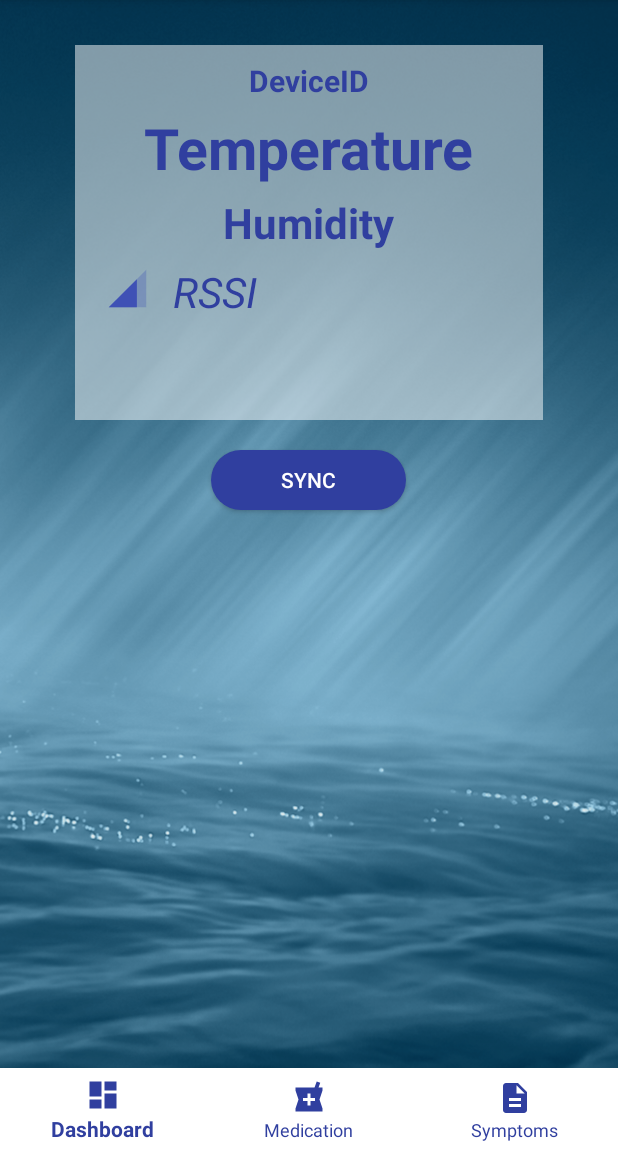
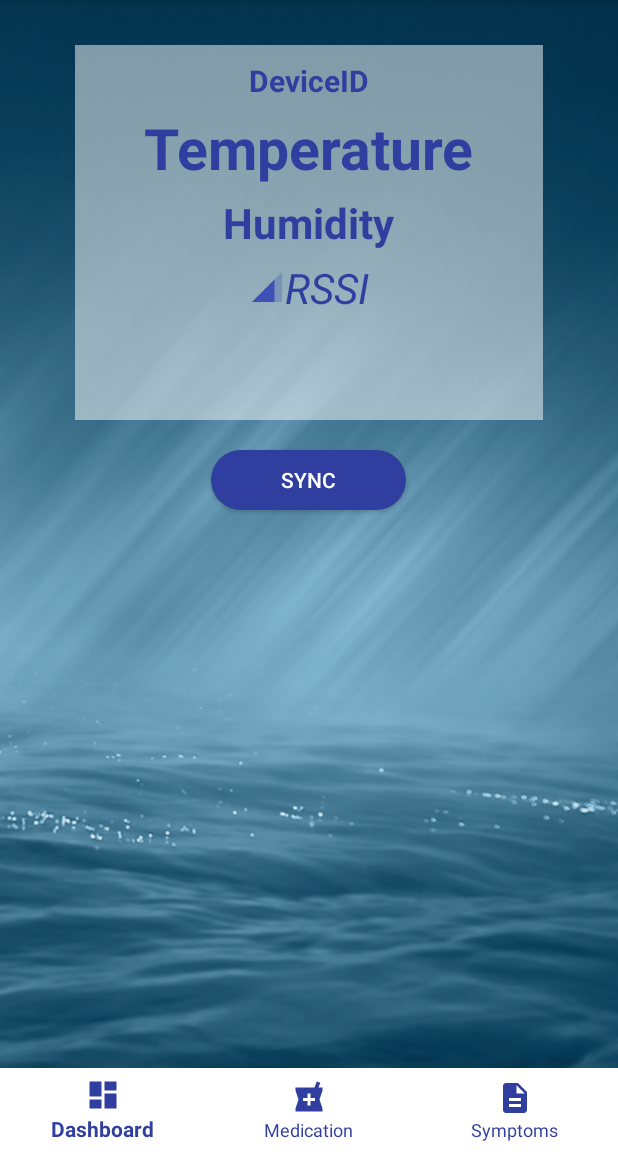
Before and after one commit to MuradAhmad/Asthma, an Android app: the MainActivity screen opened directly, with no data from a screen before it, on a phone screen of 412 x 824 dp, the part 84-1236 px from its top. Run offline under Robolectric (Android 15) with nearby library versions, the phone set to English and light mode, and no system bars; our stand-ins replace Volley; libraries missing offline, so code that uses them is left out: org.altbeacon.beacon; 2 statements that could not run were skipped.

Commit message:
update
update

```diff
--- a/app/src/main/java/com/example/murahmad/asthma/Database.java
+++ b/app/src/main/java/com/example/murahmad/asthma/Database.java
@@ -59,11 +59,11 @@ public class Database extends SQLiteOpenHelper {
     public static final String SYMPTOMS_timestamp = "Timestamp";
     public static final String SYMPTOMS = "Symptoms";
 
-    // Feedback table
+/*    // Feedback table
 
     public static final String FEEDBACK_TABLE = "Feedback_Table";
     public static final String FEEDBACK_timestamp = "Timestamp";
-    public static final String FEEDBACK = "Feedback";
+    public static final String FEEDBACK = "Feedback";*/
 
     // Location Table
 
@@ -94,7 +94,7 @@ public class Database extends SQLiteOpenHelper {
         db.execSQL("create table " + REGISTRATION_TABLE + "(Name TEXT, DateOfBirth TEXT, Email TEXT, Password TEXT ,Uuid TEXT, Timestamp REAL)");
         db.execSQL("create table " + MEDICATION_TABLE + "(Date TEXT, Drugs TEXT, Other_Drugs TEXT, New_Drugs TEXT, Asthma_Visits TEXT, Allergy_Visits TEXT, Other TEXT)");
         db.execSQL("create table " + SYMPTOMS_TABLE + "(Symptoms TEXT, Timestamp REAL)");
-        db.execSQL("create table " + FEEDBACK_TABLE + "(Feedback TEXT, Timestamp REAL)");
+        //db.execSQL("create table " + FEEDBACK_TABLE + "(Feedback TEXT, Timestamp REAL)");
         db.execSQL("create table " + LOCATION_TABLE + "(Latitude TEXT, Longitude TEXT, Timestamp REAL)");
         db.execSQL("create table " + SETTING_TABLE + "(MorningTime TEXT, Eveni¢ngTime TEXT, LoginToken TEXT, Timestamp REAL)");
     }
@@ -106,7 +106,7 @@ public class Database extends SQLiteOpenHelper {
         db.execSQL(" DROP TABLE IF EXISTS " + REGISTRATION_TABLE);
         db.execSQL(" DROP TABLE IF EXISTS " + MEDICATION_TABLE);
         db.execSQL(" DROP TABLE IF EXISTS " + SYMPTOMS_TABLE);
-        db.execSQL(" DROP TABLE IF EXISTS " + FEEDBACK_TABLE);
+        //db.execSQL(" DROP TABLE IF EXISTS " + FEEDBACK_TABLE);
         db.execSQL(" DROP TABLE IF EXISTS " + LOCATION_TABLE);
         db.execSQL(" DROP TABLE IF EXISTS " + SETTING_TABLE);
 
@@ -186,7 +186,7 @@ public class Database extends SQLiteOpenHelper {
         }
 
     }
-    public boolean insertFeedbackData(ContentValues contentValues) {
+  /*  public boolean insertFeedbackData(ContentValues contentValues) {
         SQLiteDatabase db = this.getWritableDatabase();
 
         long result = db.insert(FEEDBACK_TABLE, null, contentValues);
@@ -197,7 +197,7 @@ public class Database extends SQLiteOpenHelper {
             return true;
         }
 
-    }
+    }*/
 
     public boolean insertLocationData(ContentValues contentValues) {
         SQLiteDatabase db = this.getWritableDatabase();
@@ -273,7 +273,7 @@ public class Database extends SQLiteOpenHelper {
 
     }
 
-    public Cursor viewFeedbackData(){
+/*    public Cursor viewFeedbackData(){
         String selectQuery= "SELECT * FROM " + FEEDBACK_TABLE;
         SQLiteDatabase db = this.getWritableDatabase();
         Cursor cursor = db.rawQuery(selectQuery, null);
@@ -282,7 +282,7 @@ public class Database extends SQLiteOpenHelper {
         //close database
 
 
-    }
+    }*/
     public Cursor viewLocationData(){
         String selectQuery= "SELECT * FROM " + LOCATION_TABLE;
         SQLiteDatabase db = this.getWritableDatabase();
--- a/app/src/main/res/layout/activity_dashboard.xml
+++ b/app/src/main/res/layout/activity_dashboard.xml
@@ -5,10 +5,6 @@
     android:background="@drawable/dashboard"
 
     >
-
-
-
-
 
 
     <LinearLayout
@@ -53,12 +49,10 @@
             android:textStyle="bold"
             android:textColor="@color/colorPrimaryDark"
                 />
-
         <TextView
             android:id="@+id/txtHumidity"
             android:layout_width="wrap_content"
             android:layout_height="wrap_content"
-
             android:layout_alignParentTop="true"
             android:layout_centerHorizontal="true"
             android:layout_marginTop="5dp"
@@ -69,29 +63,11 @@
             android:textColor="@color/colorPrimaryDark"
                 />
 
-
-    <LinearLayout
-        android:layout_width="wrap_content"
-        android:layout_height="wrap_content"
-        android:layout_marginEnd="10dp"
-        android:layout_marginStart="10dp"
-        android:orientation="horizontal"
-        >
-
-        <ImageView
-            android:id="@+id/image1"
-            android:layout_width="30dp"
-            android:layout_height="30dp"
-            android:layout_marginStart="10dp"
-            android:layout_marginTop="10dp"
-            android:layout_marginEnd="15dp"
-            android:src="@drawable/ic_network_cell_24dp" />
-
         <TextView
             android:id="@+id/txtRssi"
             android:layout_width="wrap_content"
             android:layout_height="wrap_content"
-
+            android:drawableLeft="@drawable/ic_network_cell_24dp"
             android:layout_alignParentTop="true"
             android:layout_centerHorizontal="true"
             android:layout_marginTop="5dp"
@@ -101,12 +77,6 @@
             android:textStyle="italic"
             android:textColor="@color/colorPrimaryDark"
             />
-
-
-    </LinearLayout>
-
-
-
 
 
     </LinearLayout>
```
Also changed, not shown: app/src/main/java/com/example/murahmad/asthma/Dashboard.java (+3 -28 lines), app/src/main/java/com/example/murahmad/asthma/RuuviTagScanner.java (+108 -9 lines), app/src/main/java/com/example/murahmad/asthma/Setting.java (+5 -5 lines). Lines whose indentation alone changed are shown as unchanged.
